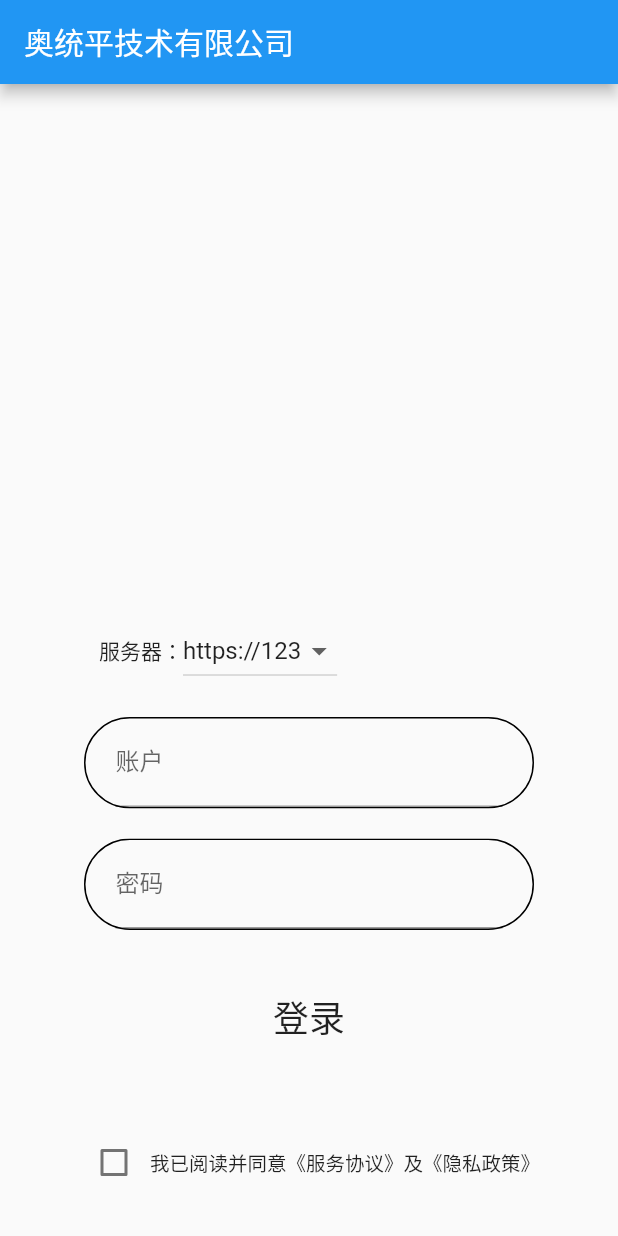
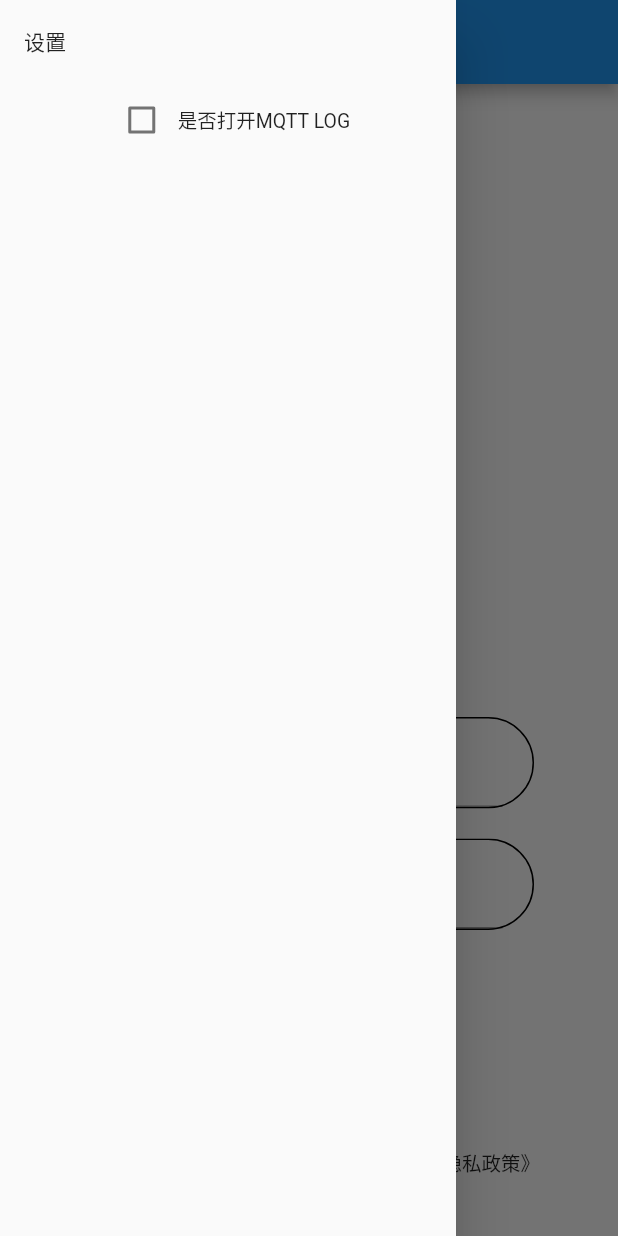
Before and after one commit to Yosuke-li/t_plus, a Flutter app: the screen it shows after launch, with the side drawer open (before the commit the screen has no drawer), on a phone screen of 412 x 824 dp. Run offline on Flutter 3.47's test engine with Material 2 defaults, Android fonts, the phone set to English and light mode, and no system bars; our stand-ins replace bot_toast, cookie_jar, dio, dio_cookie_manager, get and 1 more; missing offline and left inert: call, common_utils, dart:ffi, mqtt_client; accounts and stored records are empty.

Commit message:
style: 修改management

```diff
--- a/lib/global/global.dart
+++ b/lib/global/global.dart
@@ -2,4 +2,5 @@ import 'package:transaction_plus/model/user.dart';
 
 class Global {
   static User user;
+  static bool isMqttLog = false;
 }
--- a/lib/page/login/view.dart
+++ b/lib/page/login/view.dart
@@ -1,5 +1,6 @@
 import 'package:flutter/material.dart';
 import 'package:get/get.dart';
+import 'package:transaction_plus/global/global.dart';
 import 'package:transaction_plus/widget/down_menu.dart';
 import 'package:transaction_plus/utils/navigator_helper.dart';
 
@@ -19,6 +20,18 @@ class _LoginPageState extends State<LoginPage> {
   Widget build(BuildContext context) {
     return Scaffold(
       appBar: AppBar(
+        leading: Builder(
+          builder: (BuildContext ctx) => Container(
+            child: Center(
+              child: GestureDetector(
+                onTap: () {
+                  Scaffold.of(ctx).openDrawer();
+                },
+                child: Icon(Icons.settings),
+              ),
+            ),
+          ),
+        ),
         title: Text('奥统平技术有限公司'),
       ),
       body: Center(
@@ -137,6 +150,32 @@ class _LoginPageState extends State<LoginPage> {
           ),
         ),
       ),
+      drawerEdgeDragWidth: 0.0,
+      drawer: Drawer(
+        child: ListView(
+          children: [
+            ListTile(
+              title: Text('设置'),
+            ),
+            Row(
+              mainAxisAlignment: MainAxisAlignment.center,
+              children: [
+                Checkbox(
+                  value: Global.isMqttLog ?? false,
+                  onChanged: (bool value) {
+                    Global.isMqttLog = value;
+                    setState(() {});
+                  },
+                ),
+                Text(
+                  "是否打开MQTT LOG",
+                  style: TextStyle(fontSize: 13.0),
+                ),
+              ],
+            )
+          ],
+        ),
+      ),
     );
   }
 
--- a/lib/page/order/order_submit/logic.dart
+++ b/lib/page/order/order_submit/logic.dart
@@ -1,3 +1,5 @@
+import 'dart:io';
+
 import 'package:flutter/material.dart';
 import 'package:get/get.dart';
 import 'package:transaction_plus/global/global.dart';
@@ -10,6 +12,9 @@ class OrderSubmitLogic extends GetxController {
 
   @override
   void onReady() {
+    if (Platform.isWindows || Platform.isMacOS) {
+      state.isShowBar.value = false;
+    }
     _setData();
     super.onReady();
   }
--- a/lib/page/order/order_submit/state.dart
+++ b/lib/page/order/order_submit/state.dart
@@ -5,6 +5,8 @@ import 'package:transaction_plus/model/order_submit.dart';
 class OrderSubmitState {
   GlobalKey<FormState> formKey;
   OrderSubmit create;
+
+  RxBool isShowBar;
 
   RxInt side;
   RxInt tif;
@@ -26,6 +28,7 @@ class OrderSubmitState {
     ordTypes = <int>[];
     openFlags = <int>[];
     hedgeFlags = <int>[];
+    isShowBar = true.obs;
     side = 0.obs;
     tif = 0.obs;
     ordType = 0.obs;
--- a/lib/utils/mqtt_helper.dart
+++ b/lib/utils/mqtt_helper.dart
@@ -3,6 +3,7 @@ import 'dart:io';
 import 'package:mqtt_client/mqtt_client.dart';
 import 'package:mqtt_client/mqtt_server_client.dart';
 import 'package:transaction_plus/global/event.dart';
+import 'package:transaction_plus/global/global.dart';
 import 'package:transaction_plus/utils/api_exception.dart';
 import 'package:transaction_plus/utils/event_bus_helper.dart';
 import 'package:transaction_plus/utils/lock.dart';
@@ -26,7 +27,7 @@ class MqttHelper {
     // client = MqttServerClient('ws://172.31.41.83/mqtt', '');
     // client.port = 8888;
     // client.useWebSocket = true;
-    client.logging(on: false);
+    client.logging(on: Global.isMqttLog);
     client.keepAlivePeriod = 20;
     client.onConnected = onConnected;
     client.onDisconnected = onDisconnected;
```
Also changed, not shown: lib/page/management/editor.dart (+7 -4 lines), lib/page/management/home_page.dart (+54 -4 lines), lib/page/management/tool.dart (+52 -10 lines), lib/page/order/order_submit/view.dart (+4 -4 lines), lib/page/real_time_list/view.dart (+0 -7 lines), lib/widget/management/common/view_key.dart (+10 -3 lines), lib/widget/management/widget/stack_view.dart (+5 -2 lines).
